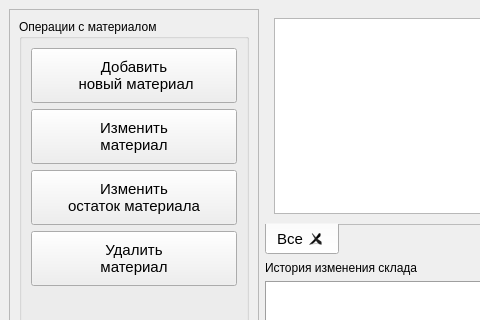
Above: Gui/stockwindow_Antony.ui from DenisArger/git_well before the change; both pictures show x 0 to 480 and y 0 to 320 of the 1173 by 633 pixel window. Below: the same form after it.
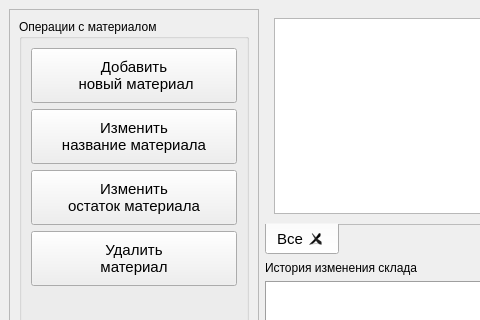
That is the form after the change.

The edit to the form file:
```diff
--- a/Gui/stockwindow_Antony.ui
+++ b/Gui/stockwindow_Antony.ui
@@ -105,7 +105,7 @@
                  </property>
                  <property name="text">
                   <string>Изменить 
-материал</string>
+название материала</string>
                  </property>
                 </widget>
                </item>
```
Left out of the diff: 4 changed lines with no effect on the pictures.
